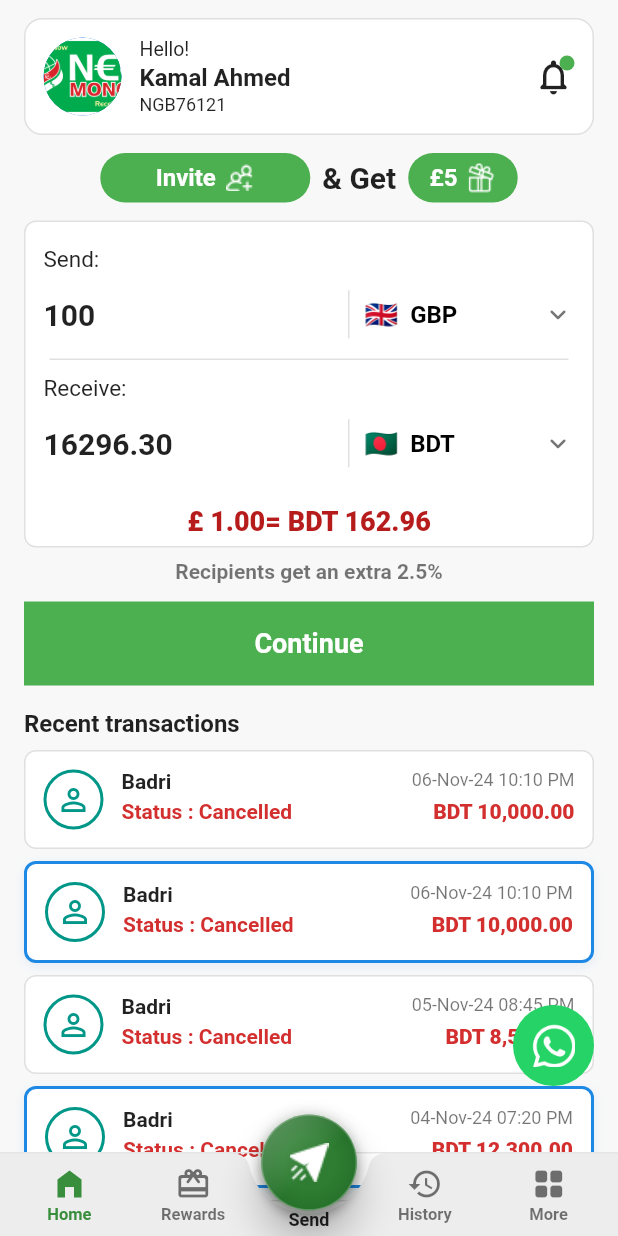
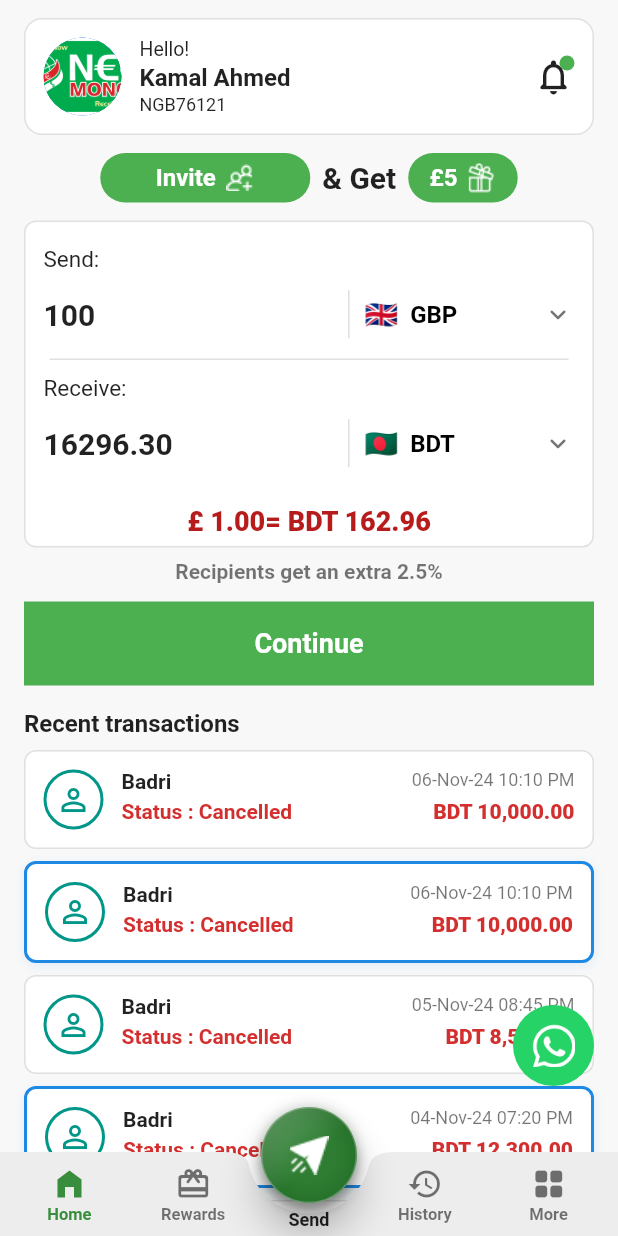
Before and after one commit to RkTushar/nec_app, a Flutter app: the HomeScreen screen opened directly, on a phone screen of 412 x 824 dp. Run offline on Flutter 3.47's test engine with Material 3 defaults, Android fonts, the phone set to English and light mode, and no system bars.

Commit message:
Update nav_bar.dart

```diff
--- a/nec_app/lib/widgets/nav_bar.dart
+++ b/nec_app/lib/widgets/nav_bar.dart
@@ -16,9 +16,6 @@ class NavBar extends StatelessWidget {
       elevation: 0,
       clipBehavior: Clip.none,
       child: Container(
-        decoration: const BoxDecoration(
-          border: Border(top: BorderSide(color: Color(0xFFE6E6E6), width: 1)),
-        ),
         height: 56.0,
         padding: const EdgeInsets.symmetric(horizontal: 5),
         child: Stack(
@@ -130,7 +127,7 @@ class CustomFloatingActionButton extends StatelessWidget {
   @override
   Widget build(BuildContext context) {
     return Transform.translate(
-      offset: const Offset(0, 7), // balanced overlap with BottomAppBar
+      offset: const Offset(0, 2), // balanced overlap with BottomAppBar
       child: SizedBox(
         width: 70,
         height: 70,
```
